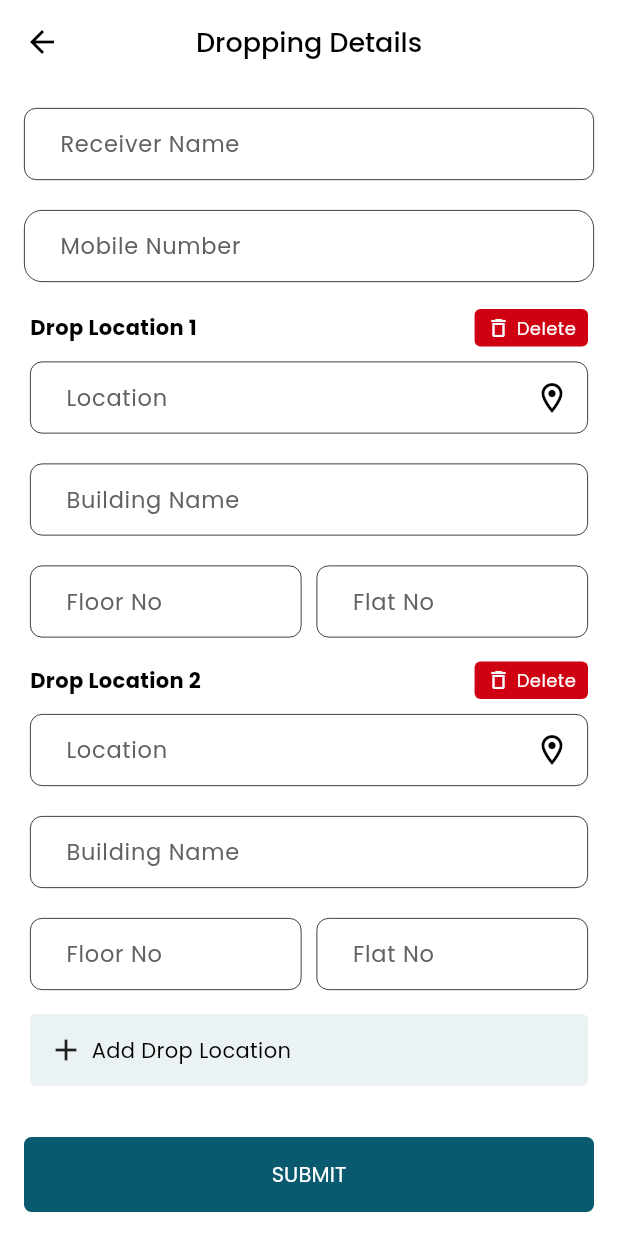
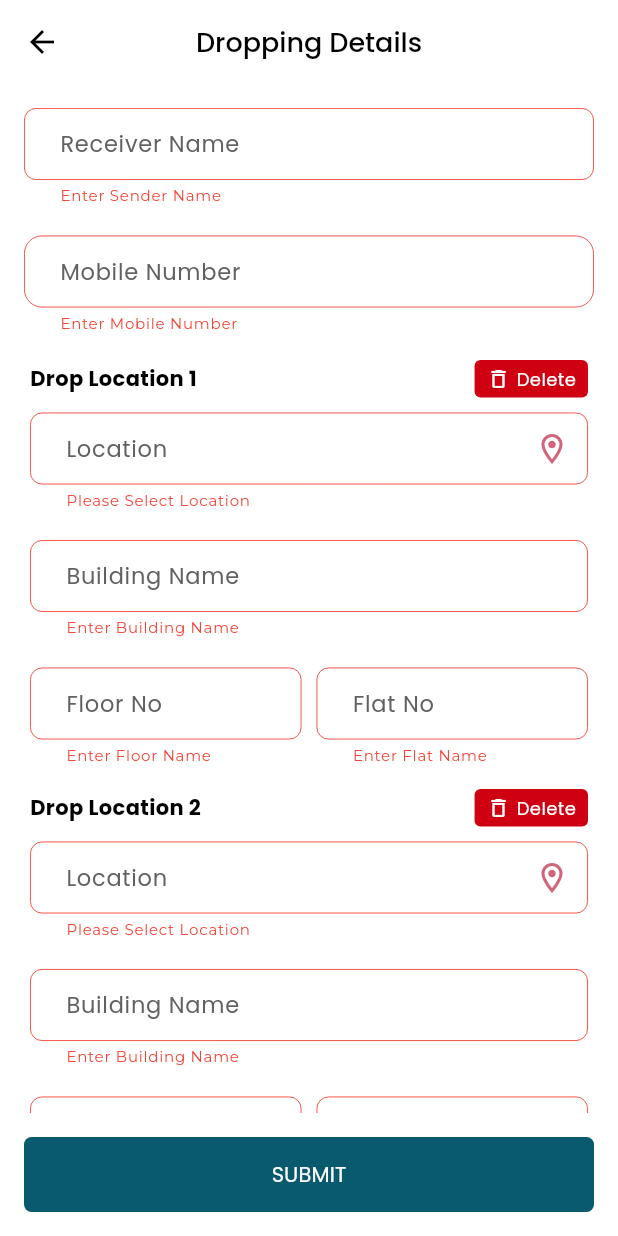
Before and after one commit to pranayjha-appdid/logistics, a Flutter app: the DropDetails screen opened directly, after a tap on "Add Drop Location", after a tap on "SUBMIT", on a phone screen of 412 x 824 dp. Run offline on Flutter 3.47's test engine with Material 3 defaults, Android fonts, the phone set to English and light mode, and no system bars; our stand-ins replace cached_network_image, custom_refresh_indicator, dotted_border, easy_stepper, flutter_svg, fluttertoast and 10 more; missing offline and left inert: flutter_inappwebview, onesignal_flutter; accounts and stored records are empty.

Commit message:
Integrated Location Controller

```diff
--- a/lib/controllers/location_controller.dart
+++ b/lib/controllers/location_controller.dart
@@ -6,30 +6,37 @@ class LocationController extends GetxController implements GetxService {
   int maxPickup = 4;
   int maxDrop = 4;
 
+  TextEditingController sendername = TextEditingController();
+  TextEditingController receivername = TextEditingController();
+  TextEditingController sendermobileno = TextEditingController();
+  TextEditingController receivermobileno = TextEditingController();
+
   final List<LocationFormControllers> _pickupLocations = [];
   final List<LocationFormControllers> _dropLocations = [];
 
   List<LocationFormControllers> get pickupLocations => _pickupLocations;
   List<LocationFormControllers> get dropLocations => _dropLocations;
 
-  List<LocationModel> addressList = [];
+  List<LocationModel> pickaddressList = [];
+  List<LocationModel> dropaddressList = [];
 
   int get totalAddresses => _pickupLocations.length + _dropLocations.length;
 
   @override
   void onInit() {
-    _pickupLocations.add(
-        LocationFormControllers(type: "pickup", onUpdate: updateAddressList));
+    _pickupLocations.add(LocationFormControllers(
+        type: "pickup", onUpdate: updatepickupAddressList));
     _dropLocations.add(
-        LocationFormControllers(type: "drop", onUpdate: updateAddressList));
-    updateAddressList();
+        LocationFormControllers(type: "drop", onUpdate: updatedropAddressList));
+    updatepickupAddressList();
+    updatedropAddressList();
     super.onInit();
   }
 
   void addPickupAddress() {
     if (_pickupLocations.length < maxPickup && totalAddresses < 8) {
-      _pickupLocations.add(
-          LocationFormControllers(type: "pickup", onUpdate: updateAddressList));
+      _pickupLocations.add(LocationFormControllers(
+          type: "pickup", onUpdate: updatepickupAddressList));
       update();
       // updateAddressList();
     }
@@ -37,8 +44,8 @@ class LocationController extends GetxController implements GetxService {
 
   void addDropAddress() {
     if (_dropLocations.length < maxDrop && totalAddresses < 8) {
-      _dropLocations.add(
-          LocationFormControllers(type: "drop", onUpdate: updateAddressList));
+      _dropLocations.add(LocationFormControllers(
+          type: "drop", onUpdate: updatedropAddressList));
       update();
 
       // updateAddressList();
@@ -49,7 +56,7 @@ class LocationController extends GetxController implements GetxService {
     if (_pickupLocations.length > 1) {
       _pickupLocations[index].dispose();
       _pickupLocations.removeAt(index);
-      updateAddressList();
+      updatepickupAddressList();
     }
   }
 
@@ -57,19 +64,21 @@ class LocationController extends GetxController implements GetxService {
     if (_dropLocations.length > 1) {
       _dropLocations[index].dispose();
       _dropLocations.removeAt(index);
-      updateAddressList();
+      updatedropAddressList();
     }
   }
 
-  void updateAddressList() {
+  void updatepickupAddressList({bool isDrop = false}) {
+    pickaddressList = [];
     List<LocationModel> pickups = getPickupModels();
+    pickaddressList.addAll(pickups);
+    update();
+  }
+
+  void updatedropAddressList() {
+    dropaddressList = [];
     List<LocationModel> drops = getDropModels();
-
-    addressList = [];
-
-    addressList.addAll(pickups);
-    addressList.addAll(drops);
-
+    dropaddressList.addAll(drops);
     update();
   }
 
@@ -82,7 +91,12 @@ class LocationController extends GetxController implements GetxService {
   }
 
   void printLocations() {
-    for (var loc in addressList) {
+    for (var loc in pickaddressList) {
+      print(
+          "Type: ${loc.type}, Address: ${loc.address}, Building: ${loc.buildingName}, Floor: ${loc.floor}, Flat: ${loc.flatno}");
+    }
+
+    for (var loc in dropaddressList) {
       print(
           "Type: ${loc.type}, Address: ${loc.address}, Building: ${loc.buildingName}, Floor: ${loc.floor}, Flat: ${loc.flatno}");
     }
--- a/lib/views/screens/DashBoard/Location_Selection/drop_details.dart
+++ b/lib/views/screens/DashBoard/Location_Selection/drop_details.dart
@@ -1,3 +1,4 @@
+import 'package:flutter/cupertino.dart';
 import 'package:flutter/material.dart';
 import 'package:flutter/services.dart';
 import 'package:get/get.dart';
@@ -16,6 +17,8 @@ class DropDetails extends StatefulWidget {
 }
 
 class _DropDetailsState extends State<DropDetails> {
+  final formkey = GlobalKey<FormState>();
+
   Widget _address({
     required int index,
     required LocationFormControllers location,
@@ -52,8 +55,12 @@ class _DropDetailsState extends State<DropDetails> {
           ],
         ),
         const SizedBox(height: 10),
-        TextField(
+        TextFormField(
           controller: location.address,
+          validator: (value) {
+            if (value!.isEmpty) return "Please Select Location";
+            return null;
+          },
           decoration: CustomDecoration.inputDecoration(
             label: 'Location',
             labelStyle: TextStyle(
@@ -72,8 +79,12 @@ class _DropDetailsState extends State<DropDetails> {
           ),
         ),
         const SizedBox(height: 20),
-        TextField(
+        TextFormField(
           controller: location.buildingName,
+          validator: (value) {
+            if (value!.isEmpty) return "Enter Building Name";
+            return null;
+          },
           decoration: CustomDecoration.inputDecoration(
             label: 'Building Name',
             labelStyle: TextStyle(
@@ -88,8 +99,12 @@ class _DropDetailsState extends State<DropDetails> {
         Row(
           children: [
             Expanded(
-              child: TextField(
+              child: TextFormField(
                 controller: location.floor,
+                validator: (value) {
+                  if (value!.isEmpty) return "Enter Floor Name";
+                  return null;
+                },
                 decoration: CustomDecoration.inputDecoration(
                   label: 'Floor No',
                   labelStyle: TextStyle(
@@ -104,8 +119,12 @@ class _DropDetailsState extends State<DropDetails> {
             ),
             const SizedBox(width: 10),
             Expanded(
-              child: TextField(
+              child: TextFormField(
                 controller: location.flatNo,
+                validator: (value) {
+                  if (value!.isEmpty) return "Enter Flat Name";
+                  return null;
+                },
                 decoration: CustomDecoration.inputDecoration(
                   label: 'Flat No',
                   labelStyle: TextStyle(
@@ -148,10 +167,17 @@ class _DropDetailsState extends State<DropDetails> {
       body: Padding(
         padding: const EdgeInsets.all(16.0),
         child: SingleChildScrollView(
+          child: Form(
+            key: formkey,
             child: Column(
               children: [
                 TextFormField(
                   keyboardType: TextInputType.text,
+                  validator: (value) {
+                    if (value!.isEmpty) return "Enter Sender Name";
+                    return null;
+                  },
+                  controller: Get.find<LocationController>().receivername,
                   decoration: CustomDecoration.inputDecoration(
                     label: 'Receiver Name',
                     labelStyle: TextStyle(
@@ -165,6 +191,13 @@ class _DropDetailsState extends State<DropDetails> {
                 SizedBox(height: 20),
                 TextFormField(
                   keyboardType: TextInputType.phone,
+                  validator: (value) {
+                    if (value!.isEmpty) return "Enter Mobile Number";
+                    if (value!.length != 10)
+                      return "Enter Correct Mobile Number";
+                    return null;
+                  },
+                  controller: Get.find<LocationController>().receivermobileno,
                   decoration: CustomDecoration.inputDecoration(
                     label: 'Mobile Number',
                     labelStyle: TextStyle(
@@ -201,7 +234,8 @@ class _DropDetailsState extends State<DropDetails> {
                                       padding: EdgeInsets.all(12),
                                       decoration: BoxDecoration(
                                           color: Color(0xffEBF2F3),
-                                        borderRadius: BorderRadius.circular(4)),
+                                          borderRadius:
+                                              BorderRadius.circular(4)),
                                       child: Row(children: [
                                         Icon(Icons.add),
                                         SizedBox(width: 5),
@@ -219,7 +253,8 @@ class _DropDetailsState extends State<DropDetails> {
                             child: _address(
                               index: index,
                               location: location,
-                            onRemove: () => controller.removeDropAddress(index),
+                              onRemove: () =>
+                                  controller.removeDropAddress(index),
                               canRemove: controller.dropLocations.length > 1,
                             ),
                           );
@@ -232,6 +267,7 @@ class _DropDetailsState extends State<DropDetails> {
             ),
           ),
         ),
+      ),
       bottomNavigationBar: Column(
         mainAxisSize: MainAxisSize.min,
         children: [
@@ -239,8 +275,9 @@ class _DropDetailsState extends State<DropDetails> {
             padding: const EdgeInsets.only(left: 16, right: 16, bottom: 16),
             child: CustomButton(
               onTap: () {
-                Get.find<LocationController>().updateAddressList();
-                print(Get.find<LocationController>().addressList);
+                if (formkey.currentState!.validate()) {
+                  Get.find<LocationController>().updatedropAddressList();
+                }
               },
               color: const Color(0xff09596F),
               child:
```
Also changed, not shown: lib/views/screens/DashBoard/Home_Screen/Packers_And_Movers/moving_details.dart (+10 -3 lines), lib/views/screens/DashBoard/Home_Screen/Packers_And_Movers/packers_and_mover_page.dart (+16 -10 lines), lib/views/screens/DashBoard/Location_Selection/pick_up_details.dart (+42 -9 lines). Lines whose indentation alone changed are shown as unchanged.
